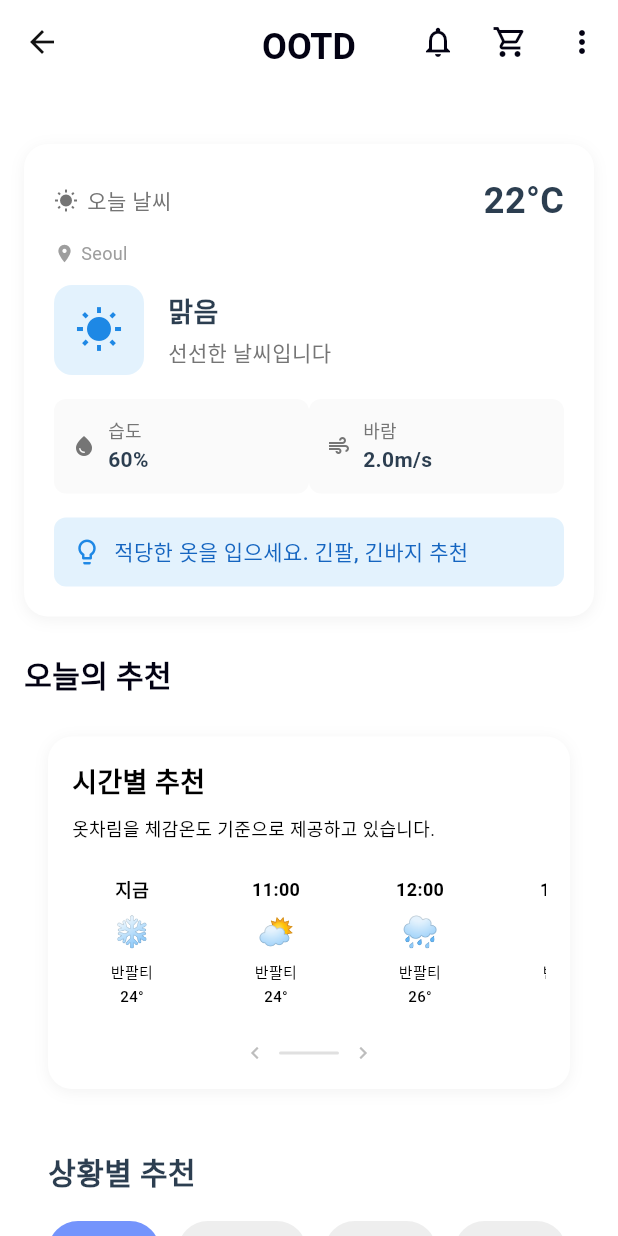
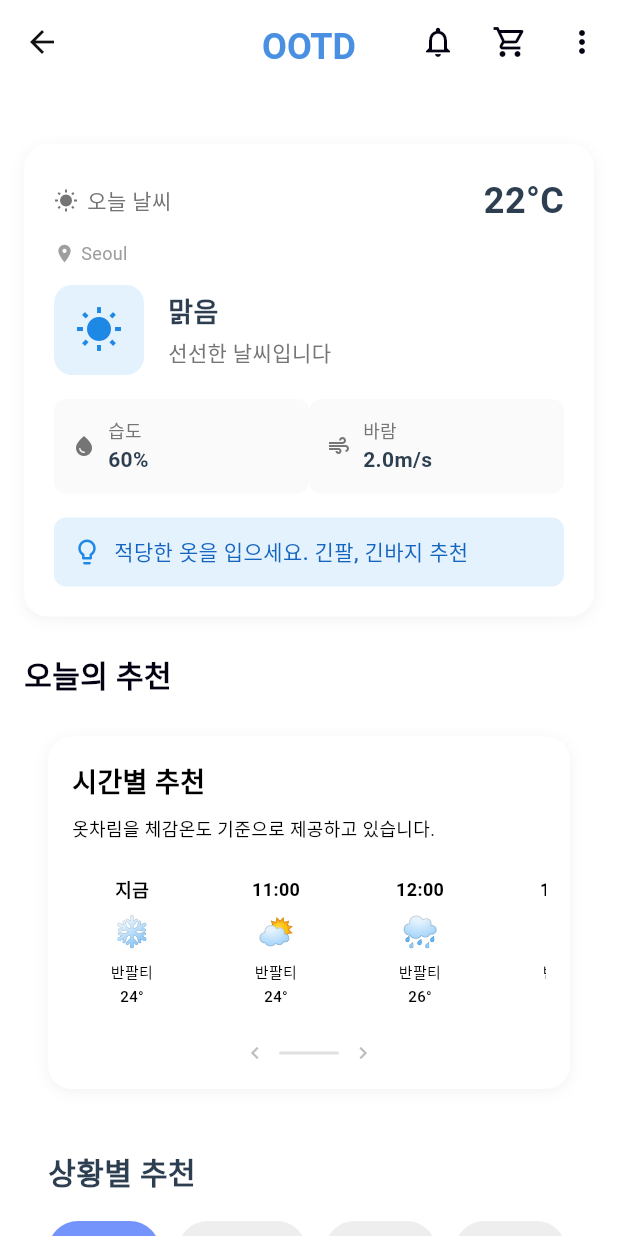
Before and after one commit to MJUOOTD/ootd_project, a Flutter app: the HomeScreen screen opened directly, on a phone screen of 412 x 824 dp. Run offline on Flutter 3.47's test engine with Material 3 defaults, Android fonts, the phone set to English and light mode, and no system bars; our stand-ins replace cached_network_image, cloud_firestore, firebase_auth, firebase_core, flutter_riverpod, geolocator and 2 more; accounts and stored records are empty; network calls fail.

Commit message:
OOTD제목 컬러 바꿈

```diff
--- a/app/lib/screens/home_screen.dart
+++ b/app/lib/screens/home_screen.dart
@@ -90,7 +90,7 @@ class _HomeScreenState extends ConsumerState<HomeScreen> {
           style: TextStyle(
             fontSize: 24,
             fontWeight: FontWeight.bold,
-            color: Color(0xFF030213),
+            color: Color(0xFF4A90E2),
           ),
         ),
         backgroundColor: Colors.white,
```
Also changed, not shown: app/flutter_01.png (deleted), app/flutter_02.png (deleted), 1 other file.
